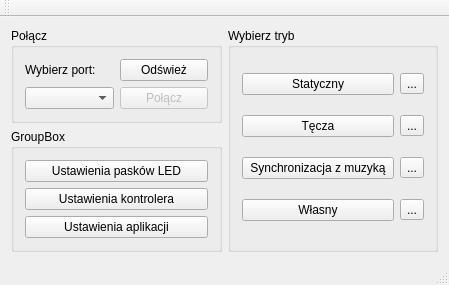
Before: the Qt Designer form mainwindow.ui in Dropsoon/ArduinoDeskControlV2, drawn with Qt 5.
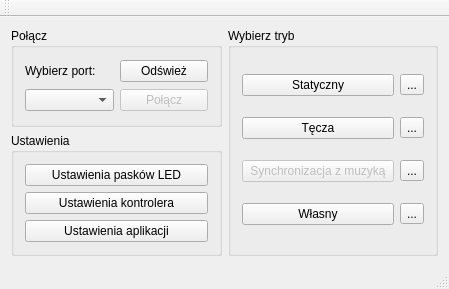
After: the same form once the commit is applied.

Commit message: Designed leds config dialog

The edit to the form file:
```diff
--- a/mainwindow.ui
+++ b/mainwindow.ui
@@ -7,7 +7,7 @@
     <x>0</x>
     <y>0</y>
     <width>449</width>
-    <height>266</height>
+    <height>289</height>
    </rect>
   </property>
   <property name="windowTitle">
@@ -54,7 +54,7 @@
     <item row="1" column="0">
      <widget class="QGroupBox" name="groupBox_2">
       <property name="title">
-       <string>GroupBox</string>
+       <string>Ustawienia</string>
       </property>
       <layout class="QVBoxLayout" name="verticalLayout">
        <item>
@@ -96,6 +96,9 @@
        </item>
        <item row="2" column="0">
         <widget class="QPushButton" name="bModeMusicSync">
+         <property name="enabled">
+          <bool>false</bool>
+         </property>
          <property name="text">
           <string>Synchronizacja z muzyką</string>
          </property>
```
The commit also changes 5 other files.
